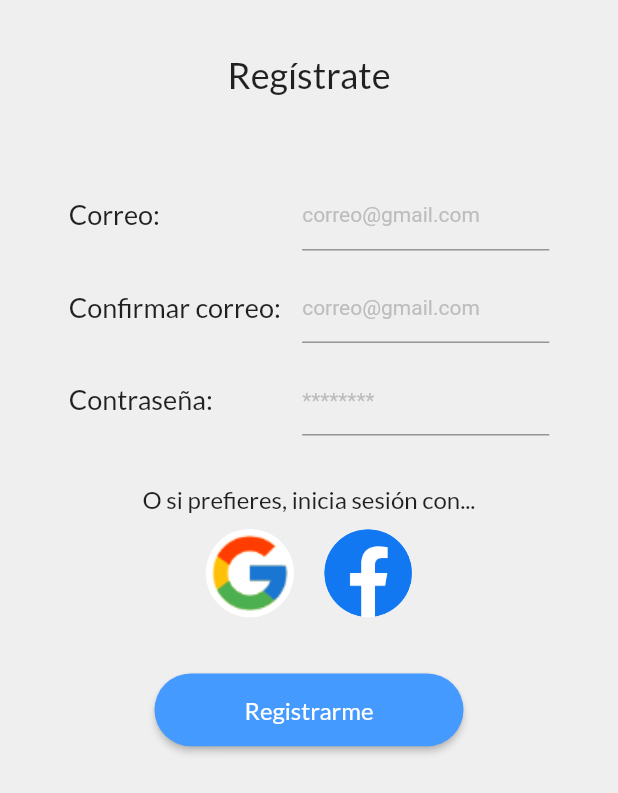
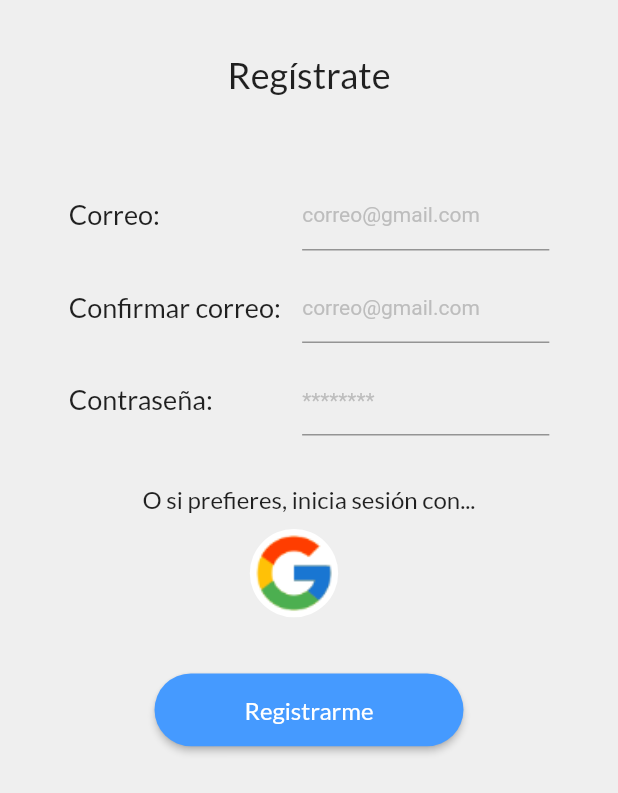
Before and after one commit to IvanGonzalezR/app_enfermedades, a Flutter app: the sign_up screen opened directly, on a phone screen of 412 x 824 dp. Shown: the top 793 px of the screen. Run offline on Flutter 3.47's test engine with Material 2 defaults, Android fonts, the phone set to English and light mode, and no system bars.

```diff
--- a/lib/User/sign_up.dart
+++ b/lib/User/sign_up.dart
@@ -1,6 +1,7 @@
 import 'dart:ui';
 
 import 'package:app_enfermedades/User/InicioSesion.dart';
+import 'package:app_enfermedades/pantalla_principal.dart';
 import 'package:flutter/material.dart';
 
 
@@ -41,16 +42,6 @@ class _sign_upState extends State<sign_up>{
           )
     );
 
-    final logoFb = InkWell(
-      onTap: (){ScaffoldMessenger.of(context).showSnackBar(SnackBar(content: Text("Facebook Tapped")));},
-      child: Container(
-          height: MediaQuery.of(context).size.height/14,
-          child: CircleAvatar(
-            backgroundColor: Colors.white,
-            radius: MediaQuery.of(context).size.height/28,
-            foregroundImage: AssetImage('assets/facebook_logo.png'),
-          )),
-    );
 
     final logoGoogle = InkWell(
       onTap: (){ScaffoldMessenger.of(context).showSnackBar(SnackBar(content: Text("Google Tapped")));},
@@ -135,7 +126,7 @@ class _sign_upState extends State<sign_up>{
     );
 
     final registerButton = InkWell(
-      onTap: () => InicioSesion(),
+      onTap: () => PantallaPrincipal(),
       child: Container(
         width: MediaQuery.of(context).size.width/2,
         height: MediaQuery.of(context).size.height/17,
@@ -145,7 +136,7 @@ class _sign_upState extends State<sign_up>{
             onPressed: ()async{
               await Navigator.pushAndRemoveUntil(context,
                   MaterialPageRoute(
-                    builder: (BuildContext context) => InicioSesion(),
+                    builder: (BuildContext context) => PantallaPrincipal(),
                   ),
                       (Route<dynamic> route) => false);
             },
@@ -181,7 +172,6 @@ class _sign_upState extends State<sign_up>{
       children: [
         logoGoogle,
         SizedBox(width: 20.0,),
-        logoFb
       ],
     );
 
--- a/lib/main.dart
+++ b/lib/main.dart
@@ -30,7 +30,7 @@ class pasntallaPrincipal extends StatelessWidget{
           appBar: AppBar(
             title: Text('App Enfermedades'),
           ),
-          body: InicioSesion(),
+
           //Boton signo de interrogacion
           floatingActionButton: FloatingActionButton(
             onPressed: (){
--- a/lib/pantalla_principal2.dart
+++ b/lib/pantalla_principal2.dart
@@ -31,14 +31,14 @@ class _PantallaPrincipal2State extends State<PantallaPrincipal2> {
       child: Container(
         width: MediaQuery.of(context).size.width/1.4,
         height: MediaQuery.of(context).size.height/17,
-        margin: EdgeInsets.only(bottom: MediaQuery.of(context).size.height/25),
+        margin: EdgeInsets.only(bottom: MediaQuery.of(context).size.height/60),
         child: RaisedButton(
           color: Color(0xff459AFF),
 
           onPressed: ()async{
             await Navigator.push(context,
                 MaterialPageRoute(
-                  builder: (BuildContext context) => InicioSesion()));
+                  builder: (BuildContext context) => InicioSesion(0)));
           },
           shape: RoundedRectangleBorder(borderRadius: BorderRadius.circular(50)),
           child: Text(
@@ -65,7 +65,7 @@ class _PantallaPrincipal2State extends State<PantallaPrincipal2> {
           onPressed: ()async{
             await Navigator.push(context,
                 MaterialPageRoute(
-                    builder: (BuildContext context) => InicioSesion()));
+                    builder: (BuildContext context) => InicioSesion(1)));
           },
           shape: RoundedRectangleBorder(borderRadius: BorderRadius.circular(50)),
           child: Text(
```
Also changed, not shown: lib/User/InicioSesion.dart (+5 -2 lines).
